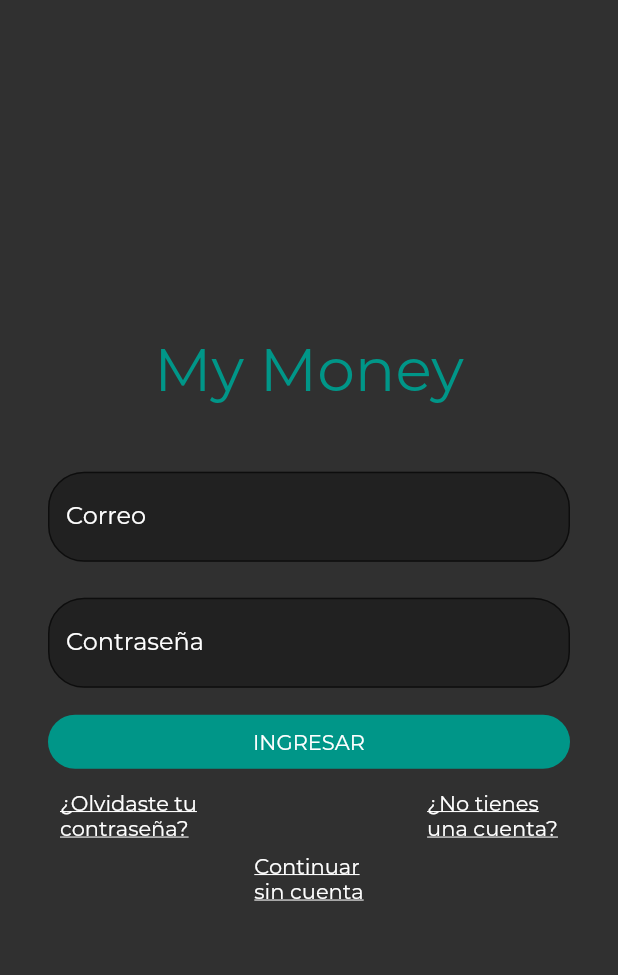
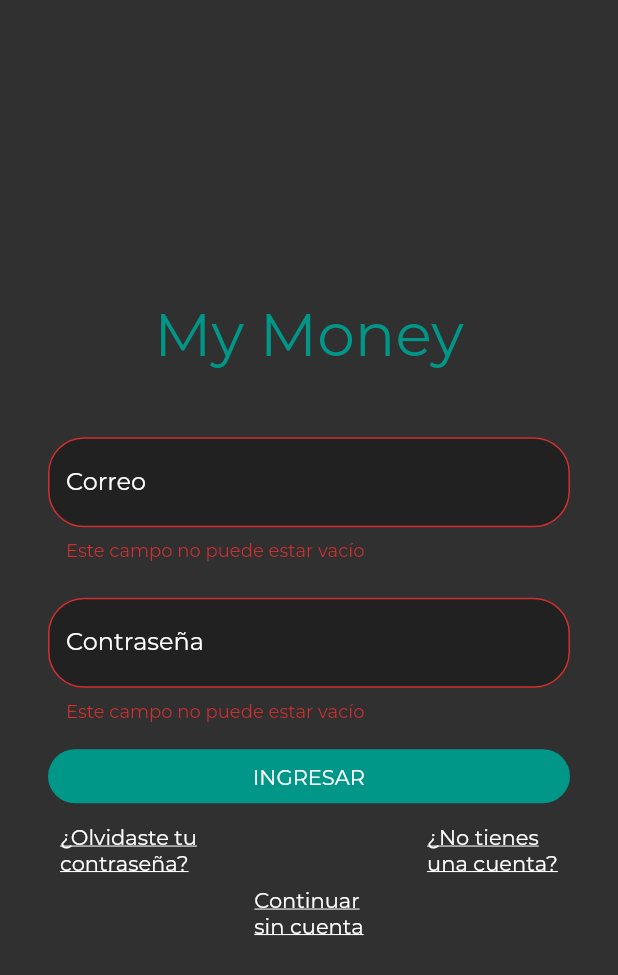
Before and after one commit to hectoraguirre18/my_money, a Flutter app: the screen it shows after launch, after a tap on "INGRESAR", on a phone screen of 412 x 824 dp. Shown: the top 975 px of the screen. Run offline on Flutter 3.47's test engine with Material 2 defaults, Android fonts, the phone set to English and light mode, and no system bars.

Commit message:
form validations in login screen

```diff
--- a/lib/custom/edittext.dart
+++ b/lib/custom/edittext.dart
@@ -3,14 +3,20 @@ import 'package:flutter/material.dart';
 class EditText extends StatelessWidget {
 
   final String labelText;
+  final Function(String) validator;
+  final bool obscureText;
 
-  EditText({this.labelText});
+  EditText({this.labelText, this.validator, this.obscureText});
 
   @override
   Widget build(BuildContext context) {
     return Padding(
       padding: const EdgeInsets.symmetric(vertical: 12),
       child: TextFormField(
+        style: TextStyle(
+          color: Colors.white
+        ),
+        obscureText: obscureText ?? false,
         decoration: InputDecoration(
           labelText: labelText,
           labelStyle: TextStyle(
@@ -22,7 +28,7 @@ class EditText extends StatelessWidget {
             borderRadius: BorderRadius.circular(24)
           ),
         ),
-
+        validator: validator ?? (_) => null,
       ),
     );
   }
--- a/lib/screens/login_screen.dart
+++ b/lib/screens/login_screen.dart
@@ -2,7 +2,11 @@ import 'package:flutter/material.dart';
 import 'package:mymoney/custom/button.dart';
 import 'package:mymoney/custom/edittext.dart';
 
+
 class LoginScreen extends StatelessWidget {
+
+  final formKey = GlobalKey<FormState>();
+
   @override
   Widget build(BuildContext context) {
     return Scaffold(
@@ -11,6 +15,7 @@ class LoginScreen extends StatelessWidget {
         child: Center(
           child: SingleChildScrollView(
             child: Form(
+              key: formKey,
               child: Padding(
                 padding: const EdgeInsets.all(32.0),
                 child: Column(
@@ -31,14 +36,35 @@ class LoginScreen extends StatelessWidget {
                           SizedBox(height: 32),
                           EditText(
                             labelText: 'Correo',
+                            validator: (String value) {
+                              if(value == null || value.isEmpty)
+                                return 'Este campo no puede estar vacío';
+                              if(!value.contains('@'))
+                                return 'Correo inválido';
+                              return null;
+                            },
                           ),
                           EditText(
                             labelText: 'Contraseña',
+                            obscureText: true,
+                            validator: (String value) {
+                              if(value == null || value.isEmpty)
+                                return 'Este campo no puede estar vacío';
+                              return null;
+                            },
                           ),
                           Button(
                             text: 'Ingresar',
                             onPressed: () {
                               //TODO Checar login y abrir siguiente pantalla
+                              if(formKey.currentState.validate()) {
+                                //login()
+                                Navigator.push(context, MaterialPageRoute(
+                                  builder: (context) => Scaffold(
+                                    appBar: AppBar(),
+                                  )
+                                ));
+                              }
                             },
                           ),
                           Padding(
@@ -46,18 +72,24 @@ class LoginScreen extends StatelessWidget {
                             child: Row(
                               mainAxisAlignment: MainAxisAlignment.spaceBetween,
                               children: [
-                                Text(
+                                InkWell(
+                                  onTap: () => print('continuar'),
+                                  child: Text(
                                     '¿Olvidaste tu\ncontraseña?',
                                     style: TextStyle(
                                       color: Colors.white,
                                       decoration: TextDecoration.underline,
                                     ),
                                   ),
-                                Text(
+                                ),
+                                InkWell(
+                                  onTap: () => print('continuar'),
+                                  child: Text(
                                     '¿No tienes\nuna cuenta?',
                                     style: TextStyle(
                                       color: Colors.white,
                                       decoration: TextDecoration.underline,
+                                    ),
                                   ),
                                 ),
                               ],
@@ -66,11 +98,14 @@ class LoginScreen extends StatelessWidget {
                         ],
                       ),
                     ),
-                    Text(
+                    InkWell(
+                      onTap: () => print('continuar'),
+                      child: Text(
                         'Continuar\nsin cuenta',
                         style: TextStyle(
                           color: Colors.white,
                           decoration: TextDecoration.underline,
+                        ),
                       ),
                     )
                   ],
```
Lines whose indentation alone changed are shown as unchanged.
